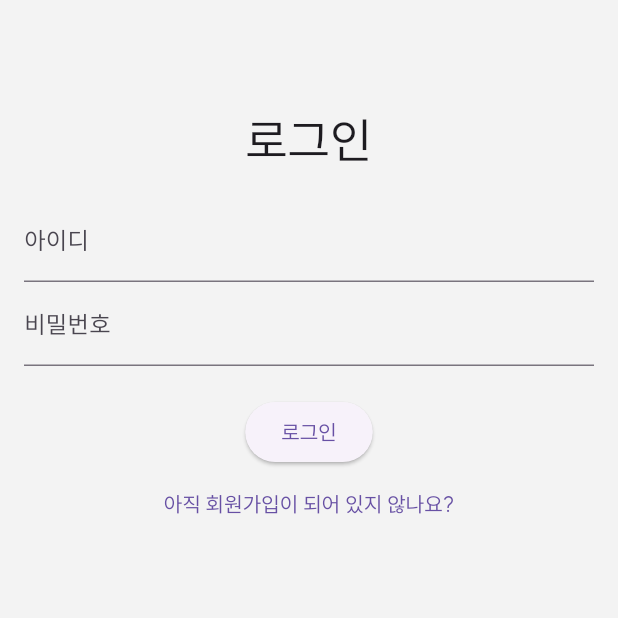
After one commit to Creative-Semester-AI-Study/FE, a Flutter app: the screen it shows after launch, on a phone screen of 412 x 824 dp, the top half of it. The commit adds this screen. Run offline on Flutter 3.47's test engine with Material 3 defaults, Android fonts, the phone set to English and light mode, and no system bars; our stand-ins replace auto_size_text, card_swiper, fl_chart, flutter_secure_storage, flutter_svg, gap and 3 more; missing offline and left inert: circle_chart, scrollable_text_indicator; project files that could hold a hidden picture were left out.

Commit message:
✨ Login screen created

```diff
--- a/lib/main.dart
+++ b/lib/main.dart
@@ -1,14 +1,24 @@
 import 'package:flutter/material.dart';
+import 'package:flutter_secure_storage/flutter_secure_storage.dart';
+import 'package:get/get.dart';
+import 'package:get/get_core/src/get_main.dart';
 import 'package:study_helper/bottom_bar.dart';
 import 'package:flutter_localizations/flutter_localizations.dart';
+import 'package:study_helper/screens/login_screens/login_screen.dart';
 import 'package:study_helper/theme/theme_colors.dart';
 
 void main() {
-  runApp(const MyApp());
+  WidgetsFlutterBinding.ensureInitialized();
+  Get.testMode = true;
+  runApp(const GetMaterialApp(
+    home: MyApp(),
+  ));
 }
 
 class MyApp extends StatelessWidget {
+  final FlutterSecureStorage secureStorage = const FlutterSecureStorage();
   const MyApp({super.key});
+
   @override
   Widget build(BuildContext context) {
     return MaterialApp(
@@ -28,7 +38,25 @@ class MyApp extends StatelessWidget {
         fontFamily: "SUIT",
         useMaterial3: true,
       ),
-      home: const BottomBar(),
+      home: FutureBuilder(
+        future: _checkLoginStatus(),
+        builder: (context, snapshot) {
+          if (snapshot.connectionState == ConnectionState.waiting) {
+            return const Center(child: CircularProgressIndicator());
+          } else {
+            if (snapshot.hasData && snapshot.data == true) {
+              return const BottomBar();
+            } else {
+              return const LoginScreen();
+            }
+          }
+        },
+      ),
     );
   }
+
+  Future<bool> _checkLoginStatus() async {
+    String? isLoggedIn = await secureStorage.read(key: 'isLoggedIn');
+    return isLoggedIn == 'true';
+  }
 }
--- /dev/null
+++ b/lib/screens/login_screens/login_screen.dart
@@ -0,0 +1,104 @@
+import 'package:flutter/material.dart';
+import 'package:get/get.dart';
+import 'package:flutter_secure_storage/flutter_secure_storage.dart';
+import 'package:study_helper/bottom_bar.dart';
+
+class LoginScreen extends StatefulWidget {
+  const LoginScreen({context, super.key});
+
+  @override
+  _LoginScreenState createState() => _LoginScreenState();
+}
+
+class _LoginScreenState extends State<LoginScreen> {
+  final _formKey = GlobalKey<FormState>();
+  final FlutterSecureStorage secureStorage = const FlutterSecureStorage();
+  final _usernameController = TextEditingController();
+  final _passwordController = TextEditingController();
+
+  Future<void> _login() async {
+    if (_formKey.currentState!.validate()) {
+      String username = _usernameController.text.trim();
+      String password = _passwordController.text.trim();
+
+      // TODO: Replace with your actual login logic
+      if (username == '123' && password == '123') {
+        await secureStorage.write(key: 'isLoggedIn', value: 'true');
+        Get.offAll(() => const BottomBar());
+      } else {
+        _showErrorDialog();
+      }
+    }
+  }
+
+  void _showErrorDialog() {
+    showDialog(
+      context: context,
+      builder: (context) => AlertDialog(
+        title: const Text('로그인 실패'),
+        content: const Text('아이디 또는 비밀번호를 확인해주세요.'),
+        actions: [
+          TextButton(
+            onPressed: () => Navigator.pop(context),
+            child: const Text('확인'),
+          ),
+        ],
+      ),
+    );
+  }
+
+  @override
+  Widget build(BuildContext context) {
+    return Scaffold(
+      body: ListView(
+        children: [
+          const SizedBox(height: 70),
+          const Text('로그인',
+              style: TextStyle(fontSize: 32), textAlign: TextAlign.center),
+          Padding(
+            padding: const EdgeInsets.all(16.0),
+            child: Form(
+              key: _formKey,
+              child: Column(
+                children: [
+                  TextFormField(
+                    controller: _usernameController,
+                    decoration: const InputDecoration(labelText: '아이디'),
+                    validator: (value) {
+                      if (value == null || value.isEmpty) {
+                        return '아이디를 입력해주세요.';
+                      }
+                      return null;
+                    },
+                  ),
+                  TextFormField(
+                    controller: _passwordController,
+                    decoration: const InputDecoration(labelText: '비밀번호'),
+                    obscureText: true,
+                    validator: (value) {
+                      if (value == null || value.isEmpty) {
+                        return '비밀번호를 입력해주세요.';
+                      }
+                      return null;
+                    },
+                  ),
+                  const SizedBox(height: 20),
+                  ElevatedButton(
+                    onPressed: _login,
+                    child: const Text('로그인'),
+                  ),
+                  TextButton(
+                    onPressed: () {
+                      // TODO: Navigate to signup page
+                    },
+                    child: const Text('아직 회원가입이 되어 있지 않나요?'),
+                  ),
+                ],
+              ),
+            ),
+          ),
+        ],
+      ),
+    );
+  }
+}
--- a/lib/theme/theme_colors.dart
+++ b/lib/theme/theme_colors.dart
@@ -4,7 +4,7 @@ import 'package:flutter/material.dart';
 
 const colorBottomBarSelected = Color(0xFF79AEFF);
 const colorFinishedCircle = Color.fromARGB(179, 121, 175, 255);
-const colorLine = Color(0x30062D5F);
+const colorLine = Color.fromARGB(47, 22, 26, 30);
 const colorDetailScreenAppbar = Color(0xFFD9EBFF);
 const colorCardDisabled = Color.fromARGB(255, 171, 198, 251);
 const colorBottomBarDefault = Color(0xFF062D5F);
--- a/pubspec.yaml
+++ b/pubspec.yaml
@@ -47,6 +47,9 @@ dependencies:
   fl_chart: ^0.69.0
   card_swiper: ^3.0.1
   circle_chart: ^1.0.0
+  flutter_secure_storage: ^9.2.2
+  get: ^4.6.6
+  dio: ^5.7.0
 
 dev_dependencies:
   flutter_test:
```
Also changed, not shown: lib/screens/profile_screen.dart (+15 -0 lines), lib/screens/statistics_screens/statistics_screen.dart (+7 -2 lines), pubspec.lock, 5 other files.
